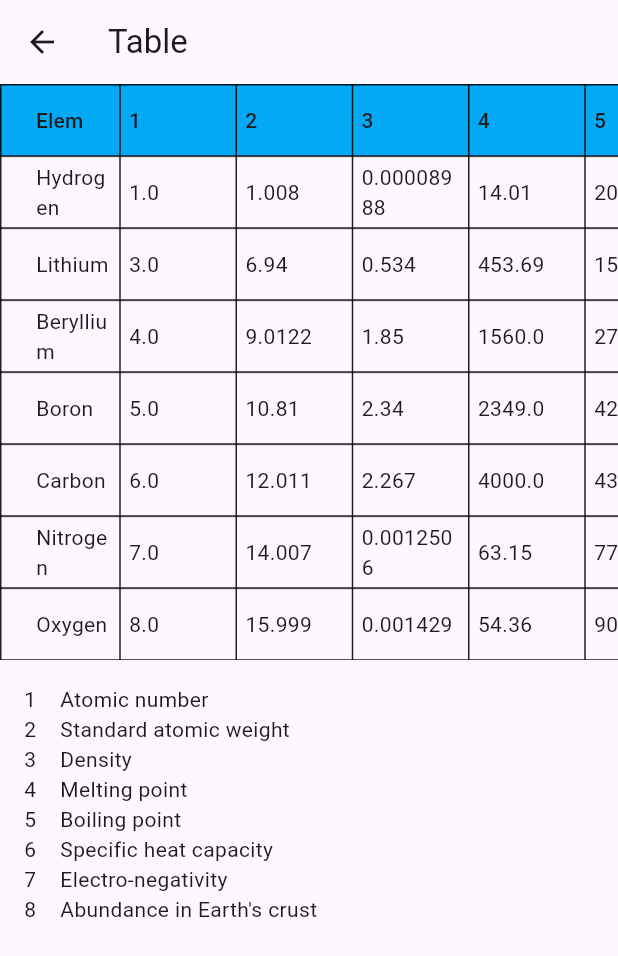
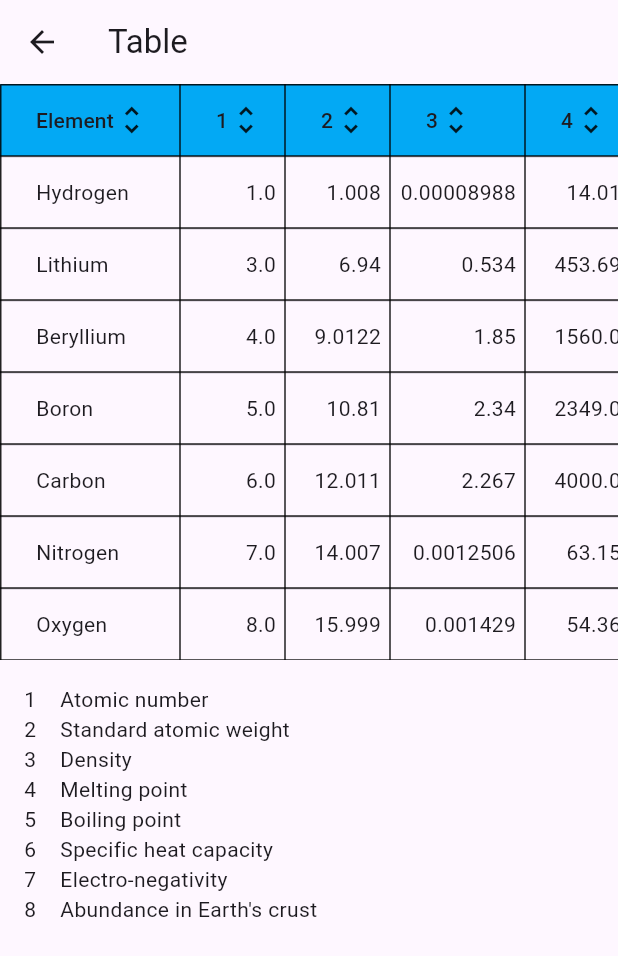
Before and after one commit to mivoligo/satagromini, a Flutter app: the TablePage screen opened directly, on a phone screen of 412 x 824 dp. Shown: the top 956 px of the screen. Run offline on Flutter 3.47's test engine with Material 3 defaults, Android fonts, the phone set to English and light mode, and no system bars; drawn by our look-alikes of data_table_2; our stand-ins replace flutter_map, flutter_riverpod, geolocator, latlong2, riverpod_annotation; generated files the repository leaves out were written again.

Commit message:
Add icon to table headers

```diff
--- a/lib/table/views/widgets/table_view.dart
+++ b/lib/table/views/widgets/table_view.dart
@@ -21,16 +21,27 @@ class _TableViewState extends State<TableView> {
       bottomMargin: 0,
       columns: [
         DataColumn2(
-          label: const Text('Element'),
+          label: const Row(
+            children: [
+              Text('Element'),
+              Icon(Icons.unfold_more),
+            ],
+          ),
           size: ColumnSize.M,
-          fixedWidth: 80,
-          onSort: sort,
+          fixedWidth: 120,
+          onSort: _sort,
         ),
         ...elementsData.indexed.map(
           (indexedList) => DataColumn2(
-            label: Text('${indexedList.$1 + 1}'),
-            // numeric: true,
-            onSort: sort,
+            label: Row(
+              children: [
+                Text('${indexedList.$1 + 1}'),
+                const Icon(Icons.unfold_more),
+              ],
+            ),
+            numeric: true,
+            fixedWidth: indexedList.$1 == 2 ? 90 : null,
+            onSort: _sort,
           ),
         ),
       ],
@@ -58,6 +69,7 @@ class _TableViewState extends State<TableView> {
       headingRowColor: const WidgetStatePropertyAll(Colors.lightBlue),
       fixedColumnsColor: Colors.lightGreen,
       isHorizontalScrollBarVisible: true,
+      isVerticalScrollBarVisible: true,
       sortAscending: sortAscending,
       sortColumnIndex: sortColumnIndex,
       minWidth: 700,
@@ -65,7 +77,7 @@ class _TableViewState extends State<TableView> {
     );
   }
 
-  void sort(int columnIndex, bool ascending) {
+  void _sort(int columnIndex, bool ascending) {
     setState(() {
       sortAscending = ascending;
       sortColumnIndex = columnIndex;
```
